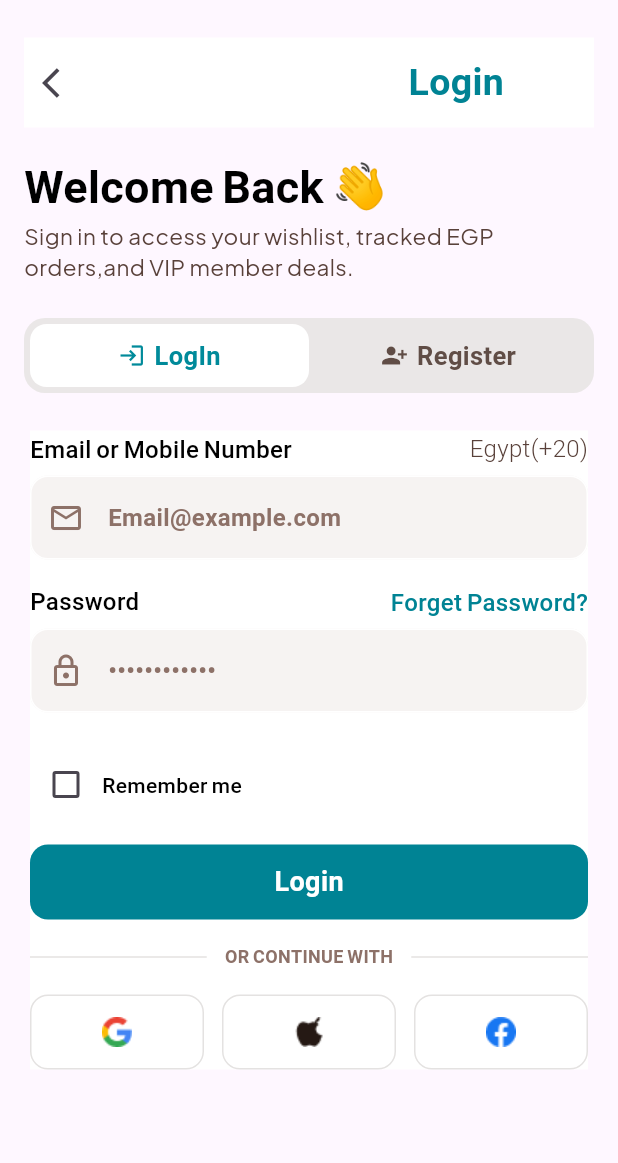
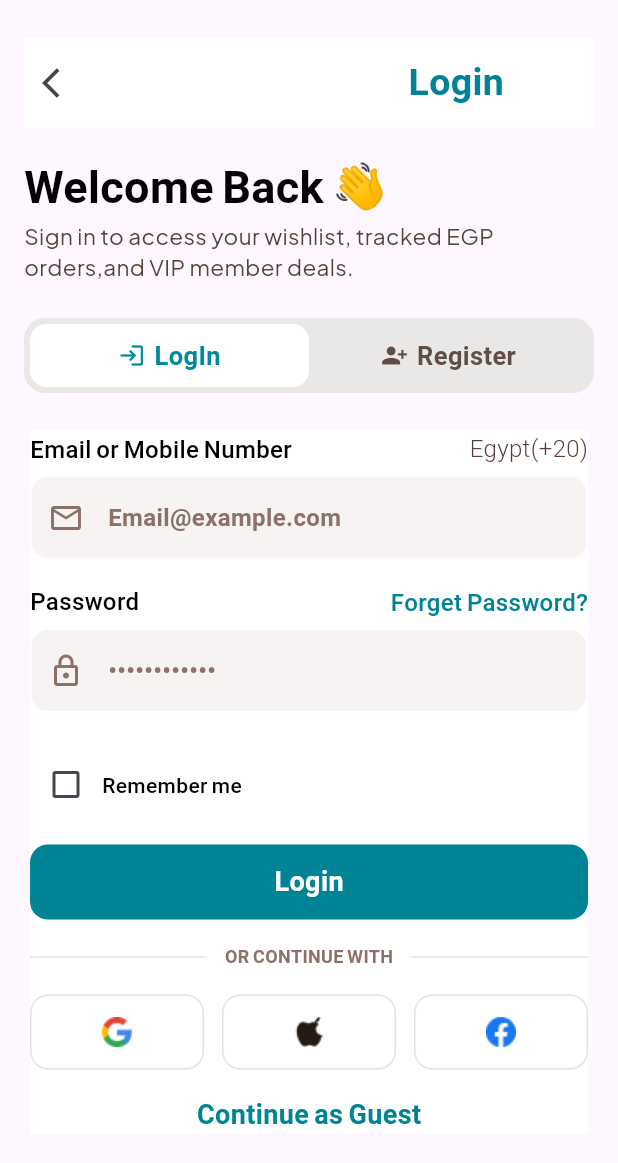
Before and after one commit to Ahmed-Mousa566/Indigo-e-commerce, a Flutter app: the screen it shows after launch, on a phone screen of 412 x 824 dp. Shown: the top 1163 px of the screen. Run offline on Flutter 3.47's test engine with Material 3 defaults, Android fonts, the phone set to English and light mode, and no system bars; our stand-ins replace go_router, google_fonts; Roboto replaces fonts that are missing (Montserrat).

Commit message:
create guest  text

```diff
--- /dev/null
+++ b/lib/feature/Auth/presentation/views/widgets/guest_button.dart
@@ -0,0 +1,23 @@
+import 'package:e_commerce/core/app_router.dart';
+import 'package:e_commerce/core/utils/constant.dart';
+import 'package:e_commerce/core/utils/widgets/custm_text.dart';
+import 'package:flutter/material.dart';
+import 'package:go_router/go_router.dart';
+
+class GuestButton extends StatelessWidget {
+  const GuestButton({super.key});
+
+  @override
+  Widget build(BuildContext context) {
+    return GestureDetector(
+      onTap: () => GoRouter.of(context).go(AppRouter.kHomeView),
+      child: const Center(
+        child: CustomText(
+          text: "Continue as Guest",
+          color: Constant.kPrimaryColor,
+          fontWeight: FontWeight.w600,
+        ),
+      ),
+    );
+  }
+}
--- a/lib/feature/Auth/presentation/views/widgets/login_form.dart
+++ b/lib/feature/Auth/presentation/views/widgets/login_form.dart
@@ -1,6 +1,7 @@
 
 import 'package:e_commerce/feature/Auth/presentation/views/widgets/custom_botttom.dart';
 import 'package:e_commerce/feature/Auth/presentation/views/widgets/emali_labal.dart';
+import 'package:e_commerce/feature/Auth/presentation/views/widgets/guest_button.dart';
 import 'package:e_commerce/feature/Auth/presentation/views/widgets/or_divider.dart';
 import 'package:e_commerce/feature/Auth/presentation/views/widgets/password_lable.dart';
 import 'package:e_commerce/feature/Auth/presentation/views/widgets/remmeber_me.dart';
@@ -53,6 +54,12 @@ class LoginForm extends StatelessWidget {
 
                 SocialButtonsRow(),
 
+                SizedBox(height: 16,),
+
+                GuestButton(),
+
+
+
 
 
 
```
